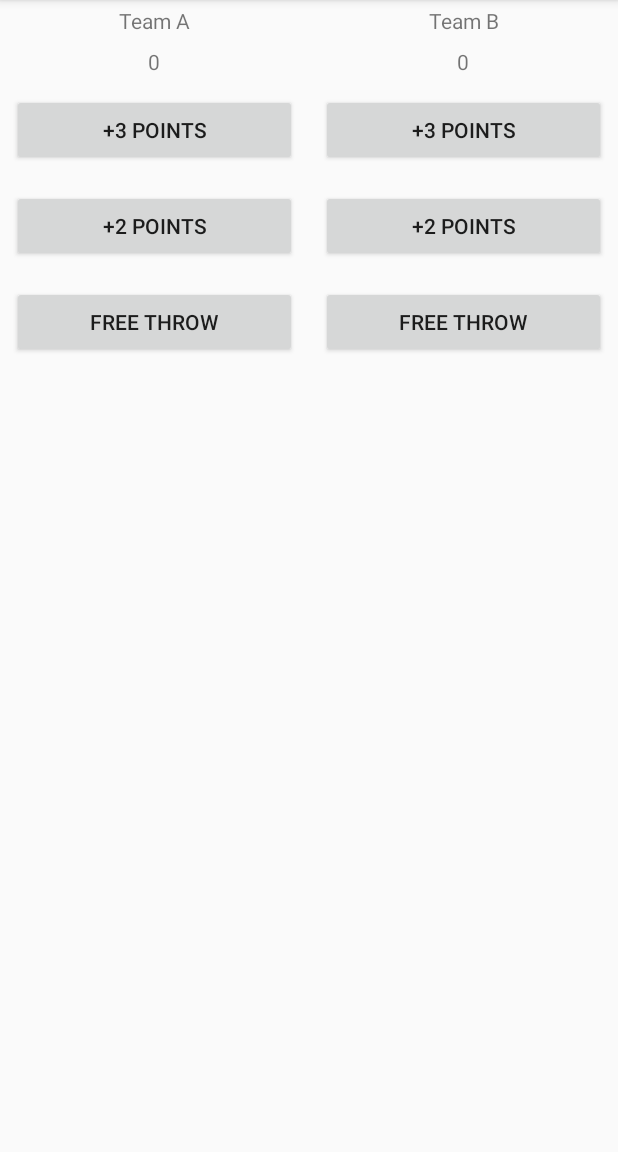
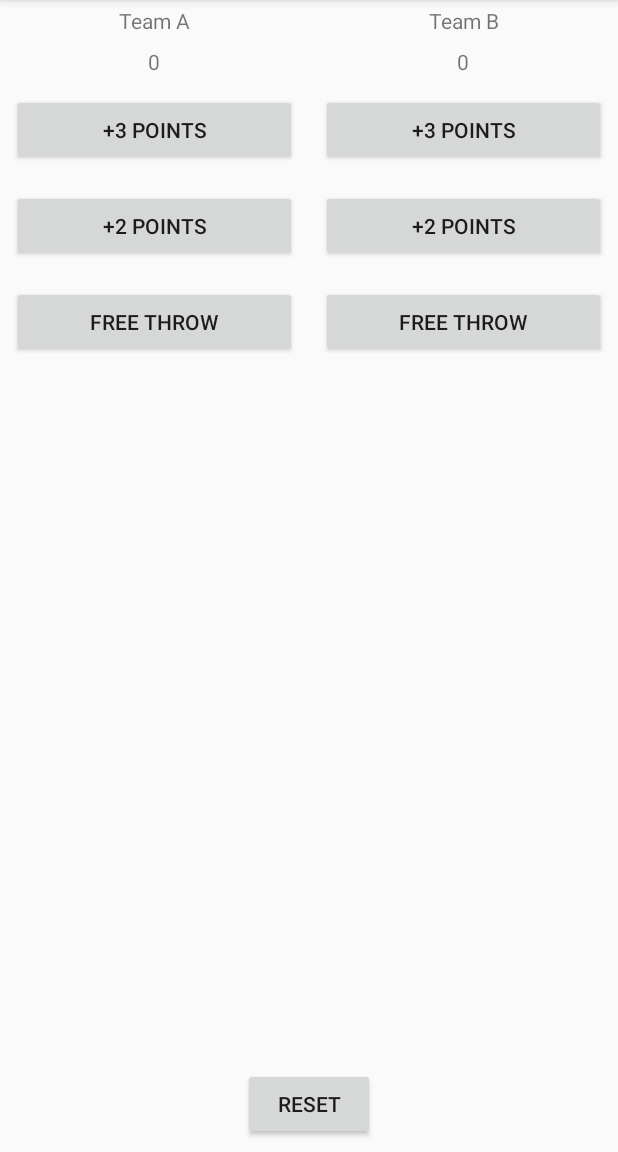
Before and after one commit to Jiyang727/CourtCounter, an Android app: the screen it shows after launch (MainActivity), on a phone screen of 412 x 824 dp, the part 84-1236 px from its top. Run offline under Robolectric (Android 15) with nearby library versions, the phone set to English and light mode, and no system bars.

Commit message:
Add Reset Button

```diff
--- a/app/src/main/java/com/example/android/courtcounter/MainActivity.java
+++ b/app/src/main/java/com/example/android/courtcounter/MainActivity.java
@@ -48,7 +48,7 @@ public class MainActivity extends AppCompatActivity {
     }
 
     /**
-   * Increase the score for Team A by 1 point.
+     * Increase the score for Team B by 1 point.
      */
     public void addOneForTeamB(View v) {
         scoreTeamB += 1;
@@ -56,7 +56,7 @@ public class MainActivity extends AppCompatActivity {
     }
 
     /**
-   * Increase the score for Team A by 2 points.
+     * Increase the score for Team B by 2 points.
      */
     public void addTwoForTeamB(View v) {
         scoreTeamB += 2;
@@ -64,7 +64,7 @@ public class MainActivity extends AppCompatActivity {
     }
 
     /**
-   * Increase the score for Team A by 3 points.
+     * Increase the score for Team B by 3 points.
      */
     public void addThreeForTeamB(View v) {
         scoreTeamB += 3;
@@ -72,10 +72,17 @@ public class MainActivity extends AppCompatActivity {
     }
 
     /**
-   * Displays the given score for Team A.
+     * Displays the given score for Team B.
      */
     public void displayForTeamB(int score) {
         TextView scoreView = (TextView) findViewById(R.id.team_b_score);
         scoreView.setText(String.valueOf(score));
     }
+
+    public void resetScore(View v) {
+        scoreTeamA = 0;
+        scoreTeamB = 0;
+        displayForTeamA(scoreTeamA);
+        displayForTeamB(scoreTeamB);
     }
+}
--- a/app/src/main/res/layout/activity_main.xml
+++ b/app/src/main/res/layout/activity_main.xml
@@ -1,14 +1,19 @@
 <?xml version="1.0" encoding="utf-8"?>
-<LinearLayout xmlns:android="http://schemas.android.com/apk/res/android"
+<RelativeLayout xmlns:android="http://schemas.android.com/apk/res/android"
     xmlns:tools="http://schemas.android.com/tools"
     android:layout_width="match_parent"
     android:layout_height="match_parent"
-    android:orientation="horizontal"
     android:baselineAligned="false"
     tools:context="com.example.android.courtcounter.MainActivity">
 
     <LinearLayout
-        android:layout_width="wrap_content"
+        android:layout_width="match_parent"
+        android:layout_height="wrap_content"
+        android:baselineAligned="false"
+        android:orientation="horizontal">
+
+        <LinearLayout
+            android:layout_width="0dp"
             android:layout_height="wrap_content"
             android:layout_weight="1"
             android:orientation="vertical">
@@ -54,7 +59,7 @@
         </LinearLayout>
 
         <LinearLayout
-        android:layout_width="wrap_content"
+            android:layout_width="0dp"
             android:layout_height="wrap_content"
             android:layout_weight="1"
             android:orientation="vertical">
@@ -100,3 +105,14 @@
         </LinearLayout>
 
     </LinearLayout>
+
+    <Button
+        android:layout_width="wrap_content"
+        android:layout_height="wrap_content"
+        android:layout_alignParentBottom="true"
+        android:layout_centerHorizontal="true"
+        android:layout_margin="@dimen/button_margin"
+        android:onClick="resetScore"
+        android:text="@string/button_reset"
+        android:textAllCaps="true" />
+</RelativeLayout>
--- a/app/src/main/res/values/dimens.xml
+++ b/app/src/main/res/values/dimens.xml
@@ -1,5 +1,5 @@
 <?xml version="1.0" encoding="utf-8"?>
 <resources>
-  <dimen name="textView_margin">4dp</dimen>
-  <dimen name="button_margin">8dp</dimen>
+    <dimen name="textView_margin">4dp</dimen>
+    <dimen name="button_margin">8dp</dimen>
 </resources>
--- a/app/src/main/res/values/strings.xml
+++ b/app/src/main/res/values/strings.xml
@@ -10,4 +10,5 @@
     <string name="button_b1">+3 points</string>
     <string name="button_b2">+2 points</string>
     <string name="button_b3">free throw</string>
+    <string name="button_reset">reset</string>
 </resources>
```
Lines whose indentation alone changed are shown as unchanged.
